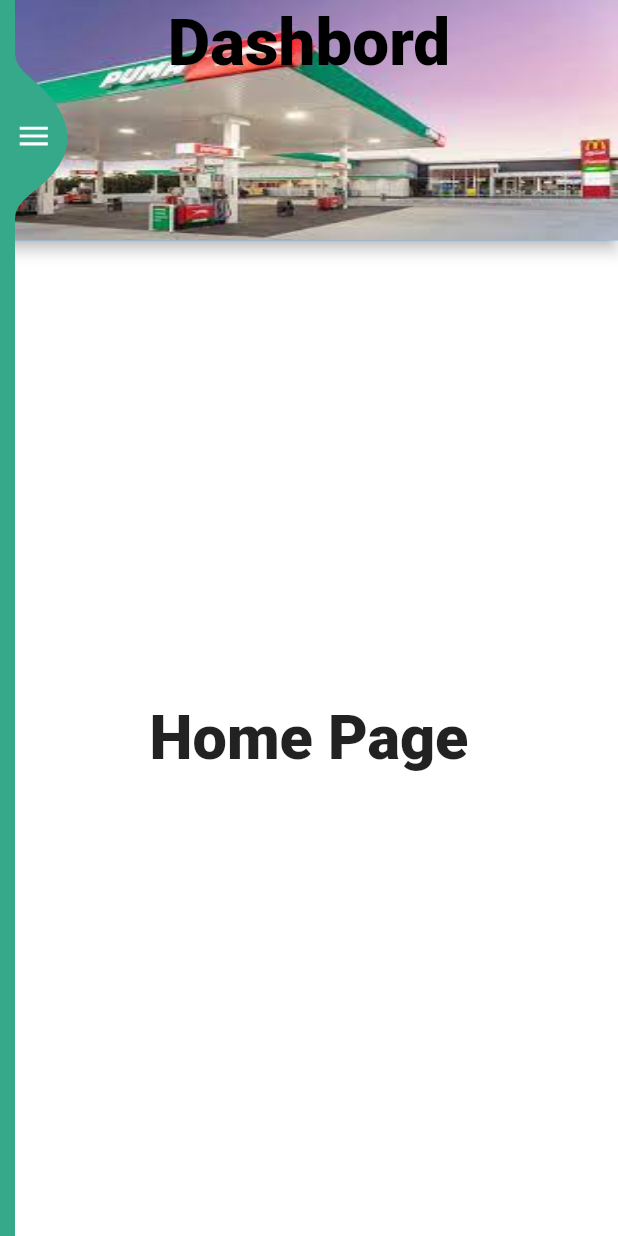
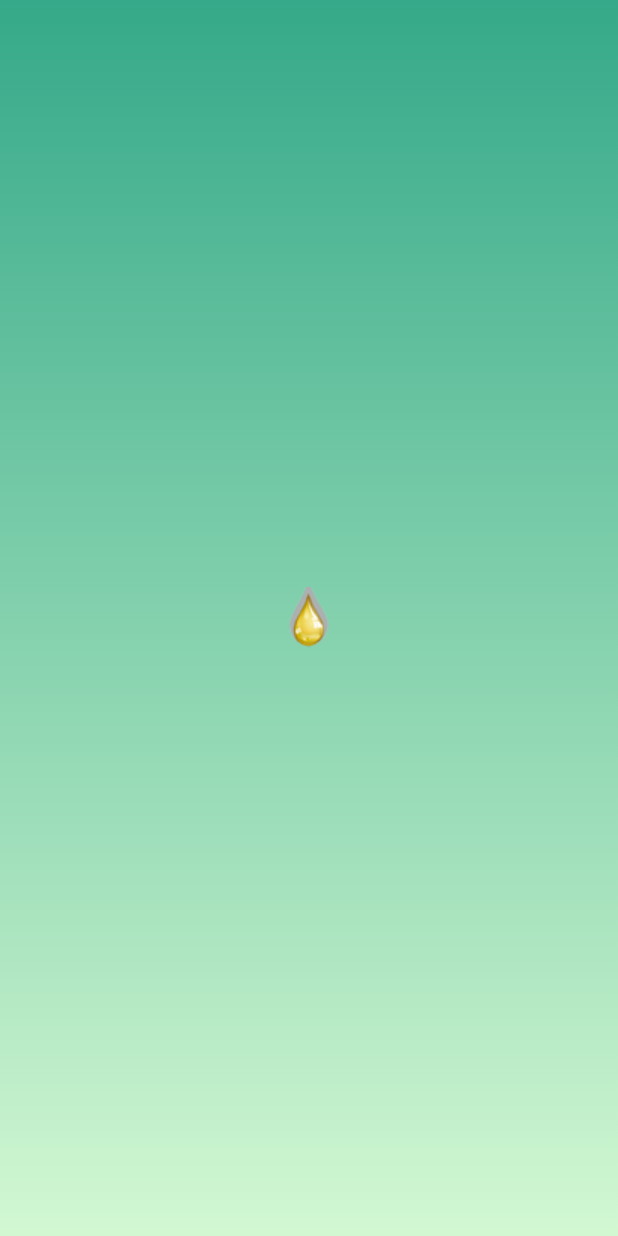
Before and after one commit to engrithom1/petrol_station, a Flutter app: the first screen one second after launch, on a phone screen of 412 x 824 dp. Run offline on Flutter 3.47's test engine with Material 2 defaults, Android fonts, the light colour scheme and no system bars; our stand-ins replace bloc, flutter_bloc, flutter_screenutil, material_design_icons_flutter, rxdart.

Commit message:
log in, registration and splash screen created

```diff
--- /dev/null
+++ b/lib/auth/splash_page.dart
@@ -0,0 +1,40 @@
+import 'dart:async';
+
+import 'package:flutter/material.dart';
+import 'package:petrol_station/config/palette.dart';
+import 'package:flutter_screenutil/flutter_screenutil.dart';
+import 'login_page.dart';
+
+class SplashPage extends StatefulWidget {
+  @override
+  _SplashPageState createState() => _SplashPageState();
+}
+
+class _SplashPageState extends State<SplashPage> {
+  @override
+  void initState() {
+    // TODO: implement initState
+    super.initState();
+    Timer(const Duration(milliseconds: 4000), () {
+      Navigator.push(
+          context, MaterialPageRoute(builder: (context) => LoginPage()));
+    });
+  }
+
+  @override
+  Widget build(BuildContext context) {
+    return Scaffold(
+      body: Container(
+        decoration: BoxDecoration(
+          gradient: LinearGradient(
+              colors: [Palette.mainGreen, Palette.mainLightGreen],
+              end: Alignment.bottomCenter,
+              begin: Alignment.topCenter),
+        ),
+        child: Center(
+          child: Image.asset("assets/images/logo-sm.png"),
+        ),
+      ),
+    );
+  }
+}
--- a/lib/components/my_appbar.dart
+++ b/lib/components/my_appbar.dart
@@ -23,12 +23,15 @@ class MyAppBar extends StatelessWidget {
           ),
         ),
       ),
-      title: Text(
-        title,
-        style: TextStyle(
-            color: Palette.mainBlack,
-            fontSize: 30.sp,
-            fontWeight: FontWeight.w900),
+      title: Padding(
+        padding: const EdgeInsets.only(top: 28),
+        child: Text(
+          title,
+          style: TextStyle(
+              color: Palette.mainBlack,
+              fontSize: 25.sp,
+              fontWeight: FontWeight.w600),
+        ),
       ),
     );
   }
--- a/lib/config/palette.dart
+++ b/lib/config/palette.dart
@@ -2,6 +2,7 @@ import 'package:flutter/material.dart';
 
 class Palette {
   static const Color mainGreen = Color(0xFF35a989);
+  static const Color mainLightGreen = Color(0xFFd2f8d2);
 
   static const Color mainWhite = Color(0xFFFFFFFF);
 
--- a/lib/main.dart
+++ b/lib/main.dart
@@ -1,6 +1,6 @@
 import 'package:flutter/material.dart';
 import 'package:flutter_screenutil/flutter_screenutil.dart';
-import './sidebar/sidebar_layout.dart';
+import './auth/splash_page.dart';
 
 void main() => runApp(MyApp());
 
@@ -14,7 +14,7 @@ class MyApp extends StatelessWidget {
         debugShowCheckedModeBanner: false,
         theme: ThemeData(
             primaryColor: Colors.white, scaffoldBackgroundColor: Colors.white),
-        home: SideBarLayout(),
+        home: SplashPage(),
       ),
       designSize: const Size(266, 566),
     );
```
Also changed, not shown: lib/auth/login_page.dart (added, +89 -0 lines), lib/auth/regi_page.dart (added, +80 -0 lines), lib/components/btn_widget.dart (added, +35 -0 lines), lib/components/herder_container.dart (added, +36 -0 lines), lib/sidebar/sidebar.dart (+13 -1 lines), assets/images/logo-sm.png (added).
